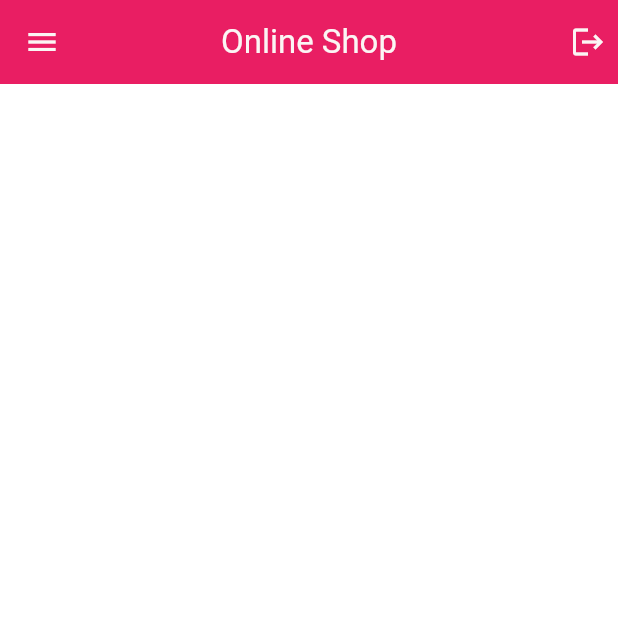
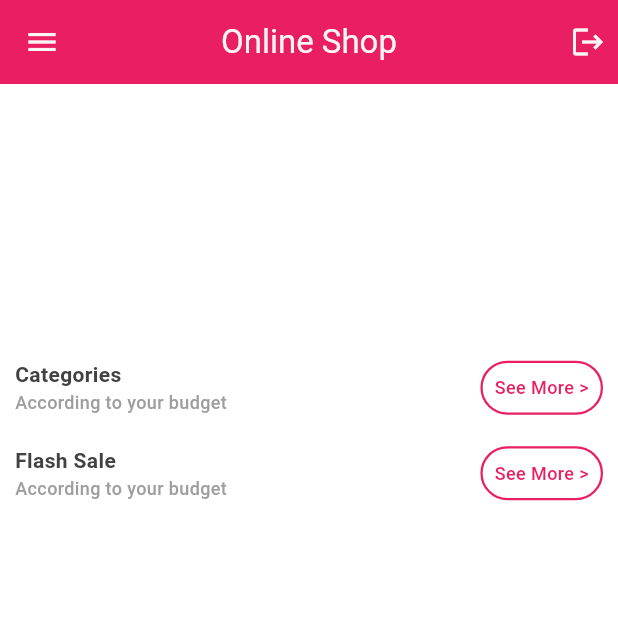
Before and after one commit to ChristhurasaRoshan/E-Commerce-flutter, a Flutter app: the MainScreen screen opened directly, on a phone screen of 412 x 824 dp, the top half of it. Run offline on Flutter 3.47's test engine with Material 3 defaults, Android fonts, the phone set to English and light mode, and no system bars; drawn by our look-alikes of carousel_slider; our stand-ins replace cached_network_image, cloud_firestore, firebase_auth, firebase_core, flutter_easyloading, flutter_keyboard_visibility and 3 more; accounts and stored records are empty.

Commit message:
add heading widget

```diff
--- a/lib/screens/user-panel/main-screen.dart
+++ b/lib/screens/user-panel/main-screen.dart
@@ -7,6 +7,7 @@ import 'package:flutter_counter_app/utils/app-constant.dart';
 import 'package:flutter/services.dart';
 import 'package:flutter_counter_app/widgets/banner-widget.dart';
 import 'package:flutter_counter_app/widgets/custom-drawer-widget.dart';
+import 'package:flutter_counter_app/widgets/heading-widget.dart';
 import 'package:get/get.dart';
 import 'package:google_sign_in/google_sign_in.dart';
 
@@ -55,22 +56,22 @@ class MainScreen extends StatelessWidget {
               BannerWidget(),
 
               //heading
-              // HeadingWidget(
-              //   headingTitle: "Categories",
-              //   headingSubTitle: "According to your budget",
-              //   onTap: () => Get.to(() => AllCategoriesScreen()),
-              //   buttonText: "See More >",
-              // ),
+              HeadingWidget(
+                headingTitle: "Categories",
+                headingSubTitle: "According to your budget",
+                onTap: () {},
+                buttonText: "See More >",
+              ),
 
               // CategoriesWidget(),
 
               // //heading
-              // HeadingWidget(
-              //   headingTitle: "Flash Sale",
-              //   headingSubTitle: "According to your budget",
-              //   onTap: () => Get.to(() => AllFlashSaleProductScreen()),
-              //   buttonText: "See More >",
-              // ),
+              HeadingWidget(
+                headingTitle: "Flash Sale",
+                headingSubTitle: "According to your budget",
+                onTap: () {},
+                buttonText: "See More >",
+              ),
 
               // FlashSaleWidget(),
 
--- /dev/null
+++ b/lib/widgets/heading-widget.dart
@@ -0,0 +1,74 @@
+
+import 'package:flutter/material.dart';
+import 'package:flutter_counter_app/utils/app-constant.dart';
+
+class HeadingWidget extends StatelessWidget {
+  final String headingTitle;
+  final String headingSubTitle;
+  final VoidCallback onTap;
+  final String buttonText;
+  const HeadingWidget({
+    super.key,
+    required this.headingTitle,
+    required this.headingSubTitle,
+    required this.onTap,
+    required this.buttonText,
+  });
+
+  @override
+  Widget build(BuildContext context) {
+    return Container(
+      margin: EdgeInsets.symmetric(horizontal: 5.0, vertical: 5.0),
+      child: Padding(
+        padding: EdgeInsets.all(5.0),
+        child: Row(
+          mainAxisAlignment: MainAxisAlignment.spaceBetween,
+          children: [
+            Column(
+              crossAxisAlignment: CrossAxisAlignment.start,
+              children: [
+                Text(
+                  headingTitle,
+                  style: TextStyle(
+                    fontWeight: FontWeight.bold,
+                    color: Colors.grey.shade800,
+                  ),
+                ),
+                Text(
+                  headingSubTitle,
+                  style: TextStyle(
+                    fontWeight: FontWeight.w500,
+                    fontSize: 12.0,
+                    color: Colors.grey,
+                  ),
+                ),
+              ],
+            ),
+            GestureDetector(
+              onTap: onTap,
+              child: Container(
+                decoration: BoxDecoration(
+                  borderRadius: BorderRadius.circular(20.0),
+                  border: Border.all(
+                    color: AppConstant.appScendoryColor,
+                    width: 1.5,
+                  ),
+                ),
+                child: Padding(
+                  padding: const EdgeInsets.all(8.0),
+                  child: Text(
+                    buttonText,
+                    style: TextStyle(
+                        fontWeight: FontWeight.w500,
+                        fontSize: 12.0,
+                        color: AppConstant.appScendoryColor),
+                  ),
+                ),
+              ),
+            ),
+          ],
+        ),
+      ),
+    );
+  }
+}
```
